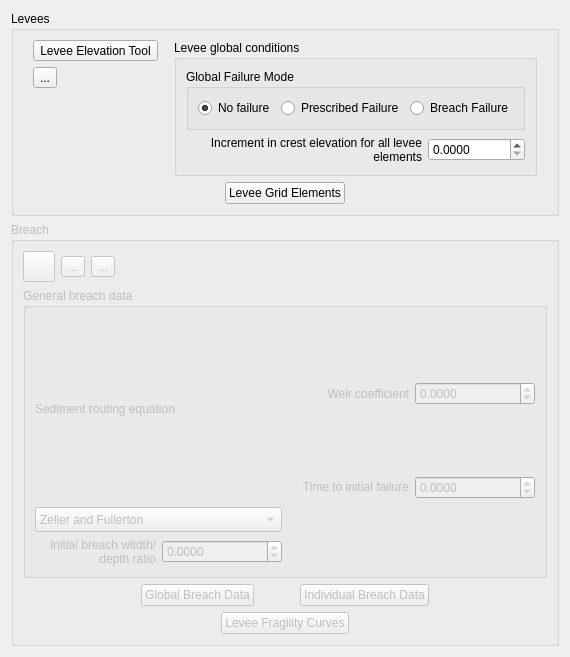
FLO-2DSoftware/qgis-flo-2d-plugin, file flo2d/ui/levee_and_breach_editor.ui: the form before one commit.
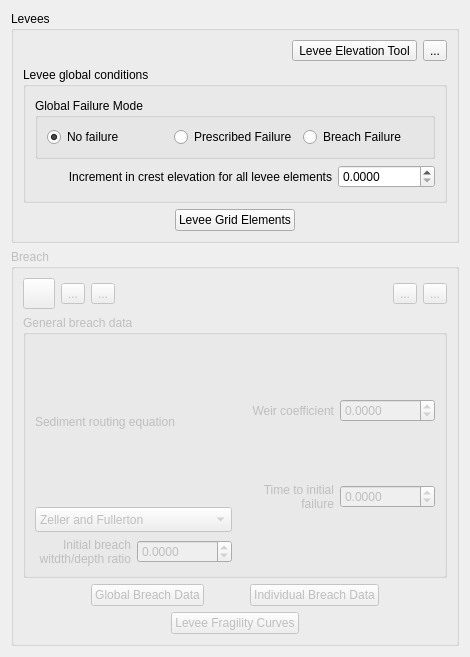
The form after the commit. Icons and pictures are not drawn.

Commit message:
Levees two sides revisited (#1624)
* Added the delete schematized levees and breach

* Changed the multiple grid intersections to sqlite processing.

* Another sqlite processor that is more efficient

* A simpler sql processing

The edit to the form file:
```diff
--- a/flo2d/ui/levee_and_breach_editor.ui
+++ b/flo2d/ui/levee_and_breach_editor.ui
@@ -6,7 +6,7 @@
    <rect>
     <x>0</x>
     <y>0</y>
-    <width>570</width>
+    <width>470</width>
     <height>657</height>
    </rect>
   </property>
@@ -40,12 +40,8 @@
      <layout class="QGridLayout" name="gridLayout_16">
       <item row="0" column="0">
        <layout class="QGridLayout" name="gridLayout_14">
-        <item row="0" column="0">
-         <layout class="QGridLayout" name="gridLayout_15">
-          <item row="0" column="0">
-           <layout class="QGridLayout" name="gridLayout_17">
-            <item row="0" column="0">
-             <widget class="QToolButton" name="levee_elevation_tool_btn">
+        <item row="0" column="1">
+         <widget class="QToolButton" name="delete_schema_levee_btn">
               <property name="toolTip">
                <string>Levee elevation tool</string>
               </property>
@@ -67,20 +63,7 @@
               </property>
              </widget>
             </item>
-            <item row="2" column="0">
-             <spacer name="verticalSpacer">
-              <property name="orientation">
-               <enum>Qt::Vertical</enum>
-              </property>
-              <property name="sizeHint" stdset="0">
-               <size>
-                <width>20</width>
-                <height>78</height>
-               </size>
-              </property>
-             </spacer>
-            </item>
-            <item row="1" column="0">
+        <item row="0" column="2">
              <widget class="QToolButton" name="levees_and_breach_help_btn">
               <property name="enabled">
                <bool>true</bool>
@@ -115,12 +98,62 @@
               </property>
              </widget>
             </item>
-           </layout>
-          </item>
-          <item row="0" column="1">
+        <item row="0" column="0">
+         <spacer name="horizontalSpacer_7">
+          <property name="orientation">
+           <enum>Qt::Horizontal</enum>
+          </property>
+          <property name="sizeHint" stdset="0">
+           <size>
+            <width>40</width>
+            <height>20</height>
+           </size>
+          </property>
+         </spacer>
+        </item>
+        <item row="2" column="0" colspan="3">
+         <layout class="QHBoxLayout" name="horizontalLayout_3">
+          <item>
+           <spacer name="horizontalSpacer_8">
+            <property name="orientation">
+             <enum>Qt::Horizontal</enum>
+            </property>
+            <property name="sizeHint" stdset="0">
+             <size>
+              <width>40</width>
+              <height>20</height>
+             </size>
+            </property>
+           </spacer>
+          </item>
+          <item>
+           <widget class="QPushButton" name="show_levees_btn">
+            <property name="text">
+             <string>Levee Grid Elements</string>
+            </property>
+           </widget>
+          </item>
+          <item>
+           <spacer name="horizontalSpacer_9">
+            <property name="orientation">
+             <enum>Qt::Horizontal</enum>
+            </property>
+            <property name="sizeHint" stdset="0">
+             <size>
+              <width>40</width>
+              <height>20</height>
+             </size>
+            </property>
+           </spacer>
+          </item>
+         </layout>
+        </item>
+        <item row="1" column="0" colspan="3">
+         <layout class="QGridLayout" name="gridLayout_15">
+          <item row="0" column="0">
            <widget class="QGroupBox" name="levee_global_conditions_grp">
             <property name="sizePolicy">
-             <sizepolicy hsizetype="Fixed" vsizetype="Fixed">
+             <sizepolicy hsizetype="Expanding" vsizetype="Fixed">
               <horstretch>0</horstretch>
               <verstretch>0</verstretch>
              </sizepolicy>
@@ -143,7 +176,7 @@
                <item>
                 <widget class="QGroupBox" name="groupBoxGlobalFailureMode">
                  <property name="sizePolicy">
-                  <sizepolicy hsizetype="Fixed" vsizetype="Fixed">
+                  <sizepolicy hsizetype="Expanding" vsizetype="Fixed">
                    <horstretch>0</horstretch>
                    <verstretch>0</verstretch>
                   </sizepolicy>
@@ -256,43 +289,6 @@
           </item>
          </layout>
         </item>
-        <item row="1" column="0">
-         <layout class="QHBoxLayout" name="horizontalLayout_3">
-          <item>
-           <spacer name="horizontalSpacer_8">
-            <property name="orientation">
-             <enum>Qt::Horizontal</enum>
-            </property>
-            <property name="sizeHint" stdset="0">
-             <size>
-              <width>40</width>
-              <height>20</height>
-             </size>
-            </property>
-           </spacer>
-          </item>
-          <item>
-           <widget class="QPushButton" name="show_levees_btn">
-            <property name="text">
-             <string>Levee Grid Elements</string>
-            </property>
-           </widget>
-          </item>
-          <item>
-           <spacer name="horizontalSpacer_9">
-            <property name="orientation">
-             <enum>Qt::Horizontal</enum>
-            </property>
-            <property name="sizeHint" stdset="0">
-             <size>
-              <width>40</width>
-              <height>20</height>
-             </size>
-            </property>
-           </spacer>
-          </item>
-         </layout>
-        </item>
        </layout>
       </item>
      </layout>
@@ -337,25 +333,18 @@
             </property>
            </widget>
           </item>
-          <item row="0" column="1">
-           <widget class="QToolButton" name="save_breach_location_btn">
-            <property name="toolTip">
-             <string>Save breach edits</string>
+          <item row="0" column="3">
+           <spacer name="horizontalSpacer_6">
+            <property name="orientation">
+             <enum>Qt::Horizontal</enum>
             </property>
-            <property name="text">
-             <string>...</string>
-            </property>
-            <property name="icon">
-             <iconset>
-              <normaloff>../img/mActionSaveAllEdits.svg</normaloff>../img/mActionSaveAllEdits.svg</iconset>
-            </property>
-            <property name="iconSize">
+            <property name="sizeHint" stdset="0">
              <size>
-              <width>24</width>
-              <height>24</height>
+              <width>378</width>
+              <height>20</height>
              </size>
             </property>
-           </widget>
+           </spacer>
           </item>
           <item row="0" column="2">
            <widget class="QToolButton" name="revert_breach_changes_btn">
@@ -377,21 +366,68 @@
             </property>
            </widget>
           </item>
+          <item row="0" column="1">
+           <widget class="QToolButton" name="save_breach_location_btn">
+            <property name="toolTip">
+             <string>Save breach edits</string>
+            </property>
+            <property name="text">
+             <string>...</string>
+            </property>
+            <property name="icon">
+             <iconset>
+              <normaloff>../img/mActionSaveAllEdits.svg</normaloff>../img/mActionSaveAllEdits.svg</iconset>
+            </property>
+            <property name="iconSize">
+             <size>
+              <width>24</width>
+              <height>24</height>
+             </size>
+            </property>
+           </widget>
+          </item>
+          <item row="0" column="4">
+           <widget class="QToolButton" name="delete_schema_breach_btn">
+            <property name="toolTip">
+             <string>Delete schematized breach data</string>
+            </property>
+            <property name="text">
+             <string>...</string>
+            </property>
+            <property name="icon">
+             <iconset>
+              <normaloff>../img/delete_schematize_breach.svg</normaloff>../img/delete_schematize_breach.svg</iconset>
+            </property>
+            <property name="iconSize">
+             <size>
+              <width>24</width>
+              <height>24</height>
+             </size>
+            </property>
+           </widget>
+          </item>
+          <item row="0" column="5">
+           <widget class="QToolButton" name="levees_and_breach_help_btn_2">
+            <property name="toolTip">
+             <string>Levees and Breach Help</string>
+            </property>
+            <property name="text">
+             <string>...</string>
+            </property>
+            <property name="icon">
+             <iconset>
+              <normaloff>../img/help.svg</normaloff>../img/help.svg</iconset>
+            </property>
+            <property name="iconSize">
+             <size>
+              <width>24</width>
+              <height>24</height>
+             </size>
+            </property>
+           </widget>
+          </item>
          </layout>
         </item>
-        <item>
-         <spacer name="horizontalSpacer_6">
-          <property name="orientation">
-           <enum>Qt::Horizontal</enum>
-          </property>
-          <property name="sizeHint" stdset="0">
-           <size>
-            <width>378</width>
-            <height>20</height>
-           </size>
-          </property>
-         </spacer>
-        </item>
        </layout>
       </item>
       <item row="1" column="0">
```
Left out of the diff: 16 changed lines with no effect on the pictures. Lines whose indentation alone changed are shown as unchanged. The commit also changes 6 other files.
